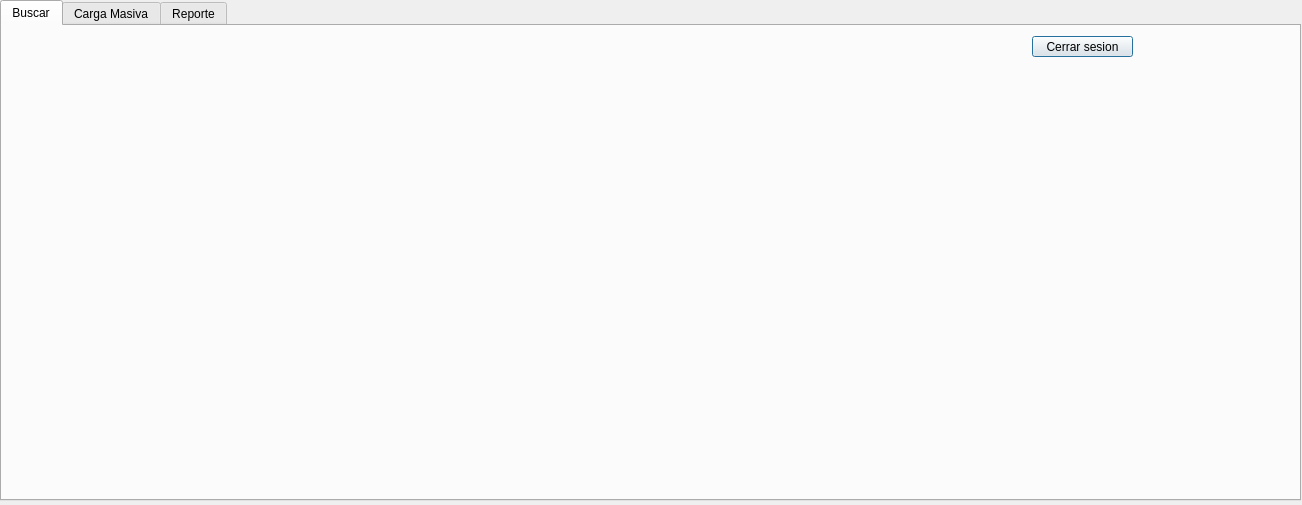
This is Fase2/main/Admin.ui in Kevin-alvarez1/PROYECTO_MULTIFASES_RED_SOCIAL as Qt 5 draws it before an edit. The edited form follows.
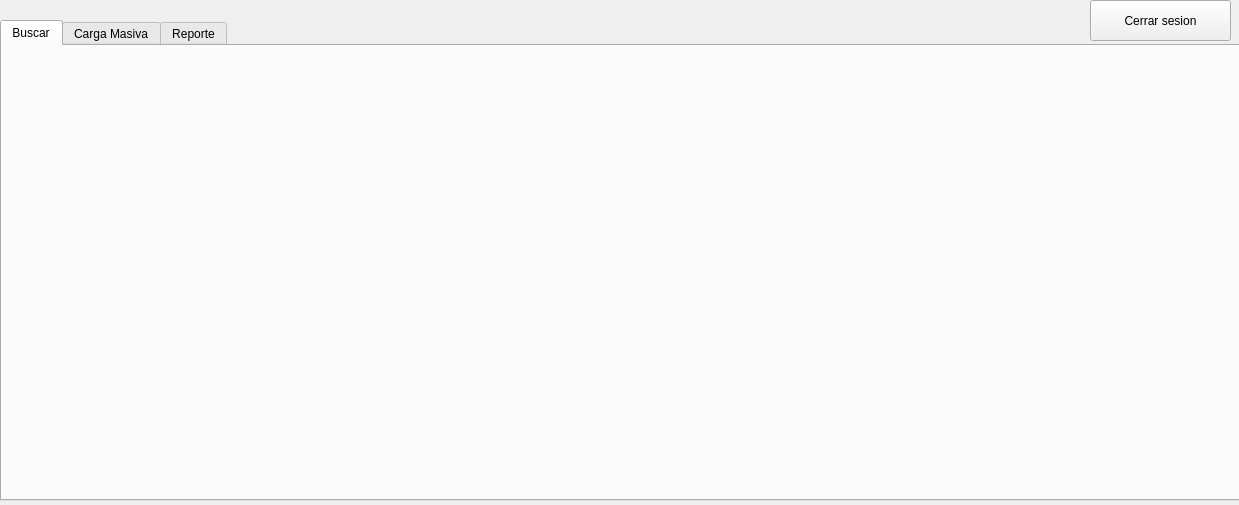
This is the edited form. The open tabs and pages were chosen to show the change.

```diff
--- a/Fase2/main/Admin.ui
+++ b/Fase2/main/Admin.ui
@@ -6,7 +6,7 @@
    <rect>
     <x>0</x>
     <y>0</y>
-    <width>1302</width>
+    <width>1239</width>
     <height>505</height>
    </rect>
   </property>
@@ -17,9 +17,9 @@
    <property name="geometry">
     <rect>
      <x>0</x>
-     <y>0</y>
-     <width>1301</width>
-     <height>501</height>
+     <y>20</y>
+     <width>1241</width>
+     <height>481</height>
     </rect>
    </property>
    <property name="currentIndex">
@@ -29,19 +29,6 @@
     <attribute name="title">
      <string>Buscar</string>
     </attribute>
-    <widget class="QPushButton" name="CerrarSesion_boton_1">
-     <property name="geometry">
-      <rect>
-       <x>1030</x>
-       <y>10</y>
-       <width>101</width>
-       <height>21</height>
-      </rect>
-     </property>
-     <property name="text">
-      <string>Cerrar sesion</string>
-     </property>
-    </widget>
    </widget>
    <widget class="QWidget" name="tab_2">
     <attribute name="title">
@@ -191,19 +178,6 @@
       <string>Publicaciones</string>
      </property>
     </widget>
-    <widget class="QPushButton" name="CerrarSesion_boton_2">
-     <property name="geometry">
-      <rect>
-       <x>1010</x>
-       <y>0</y>
-       <width>101</width>
-       <height>21</height>
-      </rect>
-     </property>
-     <property name="text">
-      <string>Cerrar sesion</string>
-     </property>
-    </widget>
    </widget>
    <widget class="QWidget" name="tab_5">
     <attribute name="title">
@@ -224,6 +198,19 @@
     </widget>
    </widget>
   </widget>
+  <widget class="QPushButton" name="CerrarSesion_boton_2">
+   <property name="geometry">
+    <rect>
+     <x>1090</x>
+     <y>0</y>
+     <width>141</width>
+     <height>41</height>
+    </rect>
+   </property>
+   <property name="text">
+    <string>Cerrar sesion</string>
+   </property>
+  </widget>
  </widget>
  <resources/>
  <connections/>
```
Left out of the diff: 15 changed lines with no effect on the pictures.
